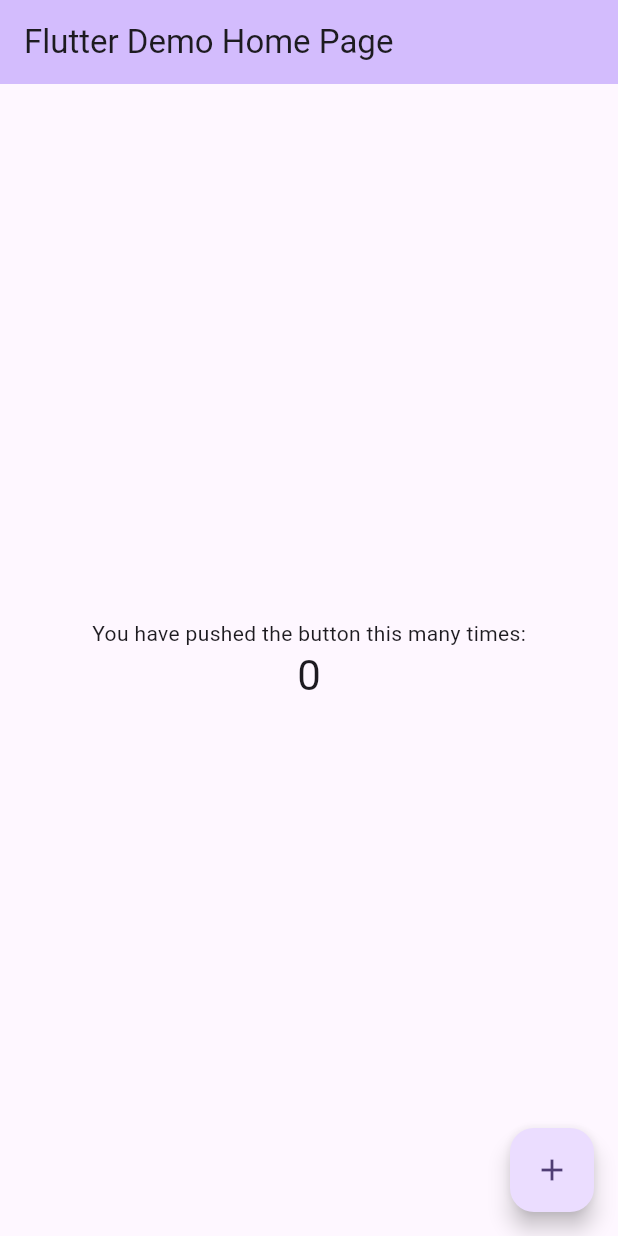
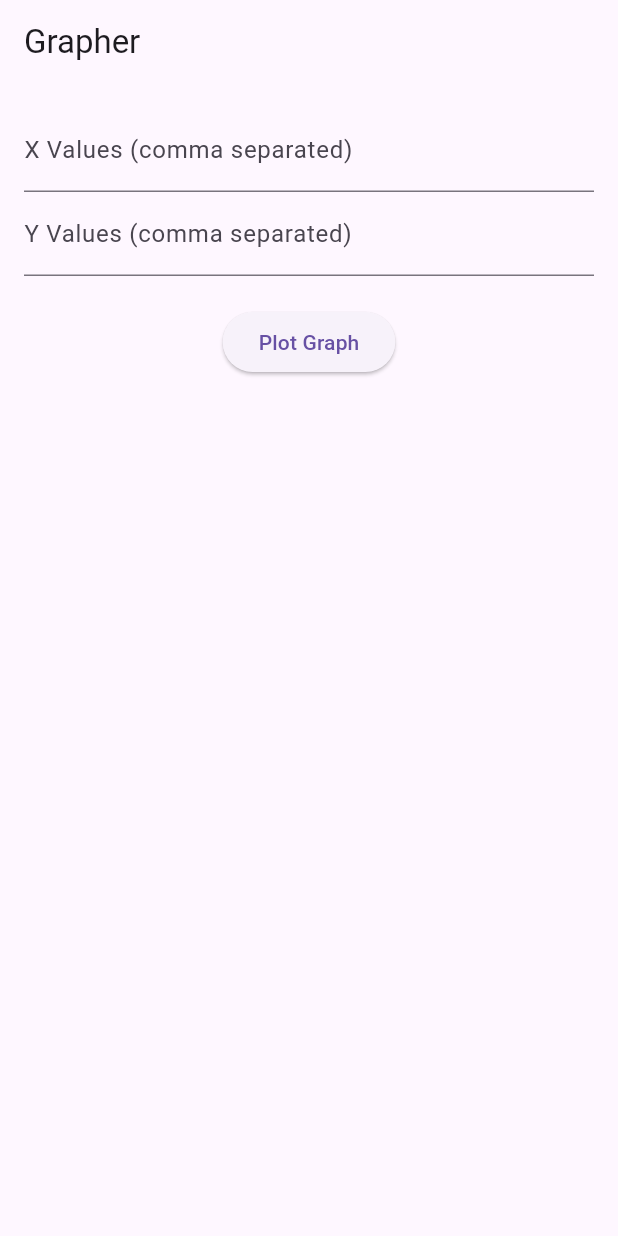
Before and after one commit to dxrkinfuser44/My-projects, a Flutter app: the screen it shows after launch, on a phone screen of 412 x 824 dp. Run offline on Flutter 3.47's test engine with Material 3 defaults, Android fonts, the light colour scheme and no system bars.

Commit message:
Additional changes to server.py and main.dart

```diff
--- a/app/lib/main.dart
+++ b/app/lib/main.dart
@@ -1,4 +1,7 @@
+// main.dart
 import 'package:flutter/material.dart';
+import 'package:http/http.dart' as http;
+import 'dart:convert';
 
 void main() {
   runApp(const MyApp());
@@ -7,119 +10,94 @@
 class MyApp extends StatelessWidget {
   const MyApp({super.key});
 
-  // This widget is the root of your application.
   @override
   Widget build(BuildContext context) {
     return MaterialApp(
-      title: 'Flutter Demo',
-      theme: ThemeData(
-        // This is the theme of your application.
-        //
-        // TRY THIS: Try running your application with "flutter run". You'll see
-        // the application has a purple toolbar. Then, without quitting the app,
-        // try changing the seedColor in the colorScheme below to Colors.green
-        // and then invoke "hot reload" (save your changes or press the "hot
-        // reload" button in a Flutter-supported IDE, or press "r" if you used
-        // the command line to start the app).
-        //
-        // Notice that the counter didn't reset back to zero; the application
-        // state is not lost during the reload. To reset the state, use hot
-        // restart instead.
-        //
-        // This works for code too, not just values: Most code changes can be
-        // tested with just a hot reload.
-        colorScheme: ColorScheme.fromSeed(seedColor: Colors.deepPurple),
-        useMaterial3: true,
+      home: Scaffold(
+        appBar: AppBar(title: const Text('Grapher')),
+        body: const GraphForm(),
       ),
-      home: const MyHomePage(title: 'Flutter Demo Home Page'),
     );
   }
 }
 
-class MyHomePage extends StatefulWidget {
-  const MyHomePage({super.key, required this.title});
-
-  // This widget is the home page of your application. It is stateful, meaning
-  // that it has a State object (defined below) that contains fields that affect
-  // how it looks.
-
-  // This class is the configuration for the state. It holds the values (in this
-  // case the title) provided by the parent (in this case the App widget) and
-  // used by the build method of the State. Fields in a Widget subclass are
-  // always marked "final".
-
-  final String title;
+class GraphForm extends StatefulWidget {
+  const GraphForm({super.key});
 
   @override
-  State<MyHomePage> createState() => _MyHomePageState();
+  _GraphFormState createState() => _GraphFormState();
 }
 
-class _MyHomePageState extends State<MyHomePage> {
-  int _counter = 0;
+class _GraphFormState extends State<GraphForm> {
+  final _formKey = GlobalKey<FormState>();
+  final _xController = TextEditingController();
+  final _yController = TextEditingController();
 
-  void _incrementCounter() {
-    setState(() {
-      // This call to setState tells the Flutter framework that something has
-      // changed in this State, which causes it to rerun the build method below
-      // so that the display can reflect the updated values. If we changed
-      // _counter without calling setState(), then the build method would not be
-      // called again, and so nothing would appear to happen.
-      _counter++;
-    });
+  Future<void> _submitData() async {
+    final xValues = _xController.text.split(',').map((e) => double.parse(e.trim())).toList();
+    final yValues = _yController.text.split(',').map((e) => double.parse(e.trim())).toList();
+
+    final response = await http.post(
+      Uri.parse('http://127.0.0.1:5000/plot'),
+      headers: {'Content-Type': 'application/json'},
+      body: jsonEncode({
+        'x_values': xValues,
+        'y_values': yValues,
+        'title': 'Custom Graph',
+        'xlabel': 'X-axis',
+        'ylabel': 'Y-axis',
+      }),
+    );
+
+    if (response.statusCode == 200) {
+      ScaffoldMessenger.of(context).showSnackBar(const SnackBar(content: Text('Graph plotted successfully!')));
+    } else {
+      ScaffoldMessenger.of(context).showSnackBar(const SnackBar(content: Text('Failed to plot graph.')));
+    }
   }
 
   @override
   Widget build(BuildContext context) {
-    // This method is rerun every time setState is called, for instance as done
-    // by the _incrementCounter method above.
-    //
-    // The Flutter framework has been optimized to make rerunning build methods
-    // fast, so that you can just rebuild anything that needs updating rather
-    // than having to individually change instances of widgets.
-    return Scaffold(
-      appBar: AppBar(
-        // TRY THIS: Try changing the color here to a specific color (to
-        // Colors.amber, perhaps?) and trigger a hot reload to see the AppBar
-        // change color while the other colors stay the same.
-        backgroundColor: Theme.of(context).colorScheme.inversePrimary,
-        // Here we take the value from the MyHomePage object that was created by
-        // the App.build method, and use it to set our appbar title.
-        title: Text(widget.title),
-      ),
-      body: Center(
-        // Center is a layout widget. It takes a single child and positions it
-        // in the middle of the parent.
+    return Padding(
+      padding: const EdgeInsets.all(16.0),
+      child: Form(
+        key: _formKey,
         child: Column(
-          // Column is also a layout widget. It takes a list of children and
-          // arranges them vertically. By default, it sizes itself to fit its
-          // children horizontally, and tries to be as tall as its parent.
-          //
-          // Column has various properties to control how it sizes itself and
-          // how it positions its children. Here we use mainAxisAlignment to
-          // center the children vertically; the main axis here is the vertical
-          // axis because Columns are vertical (the cross axis would be
-          // horizontal).
-          //
-          // TRY THIS: Invoke "debug painting" (choose the "Toggle Debug Paint"
-          // action in the IDE, or press "p" in the console), to see the
-          // wireframe for each widget.
-          mainAxisAlignment: MainAxisAlignment.center,
-          children: <Widget>[
-            const Text(
-              'You have pushed the button this many times:',
+          children: [
+            TextFormField(
+              controller: _xController,
+              decoration: const InputDecoration(labelText: 'X Values (comma separated)'),
+              keyboardType: TextInputType.number,
+              validator: (value) {
+                if (value == null || value.isEmpty) {
+                  return 'Please enter X values';
+                }
+                return null;
+              },
             ),
-            Text(
-              '$_counter',
-              style: Theme.of(context).textTheme.headlineMedium,
+            TextFormField(
+              controller: _yController,
+              decoration: const InputDecoration(labelText: 'Y Values (comma separated)'),
+              keyboardType: TextInputType.number,
+              validator: (value) {
+                if (value == null || value.isEmpty) {
+                  return 'Please enter Y values';
+                }
+                return null;
+              },
+            ),
+            const SizedBox(height: 20),
+            ElevatedButton(
+              onPressed: () {
+                if (_formKey.currentState!.validate()) {
+                  _submitData();
+                }
+              },
+              child: const Text('Plot Graph'),
             ),
           ],
         ),
       ),
-      floatingActionButton: FloatingActionButton(
-        onPressed: _incrementCounter,
-        tooltip: 'Increment',
-        child: const Icon(Icons.add),
-      ), // This trailing comma makes auto-formatting nicer for build methods.
     );
   }
 }
```
Also changed, not shown: 1 other file.
